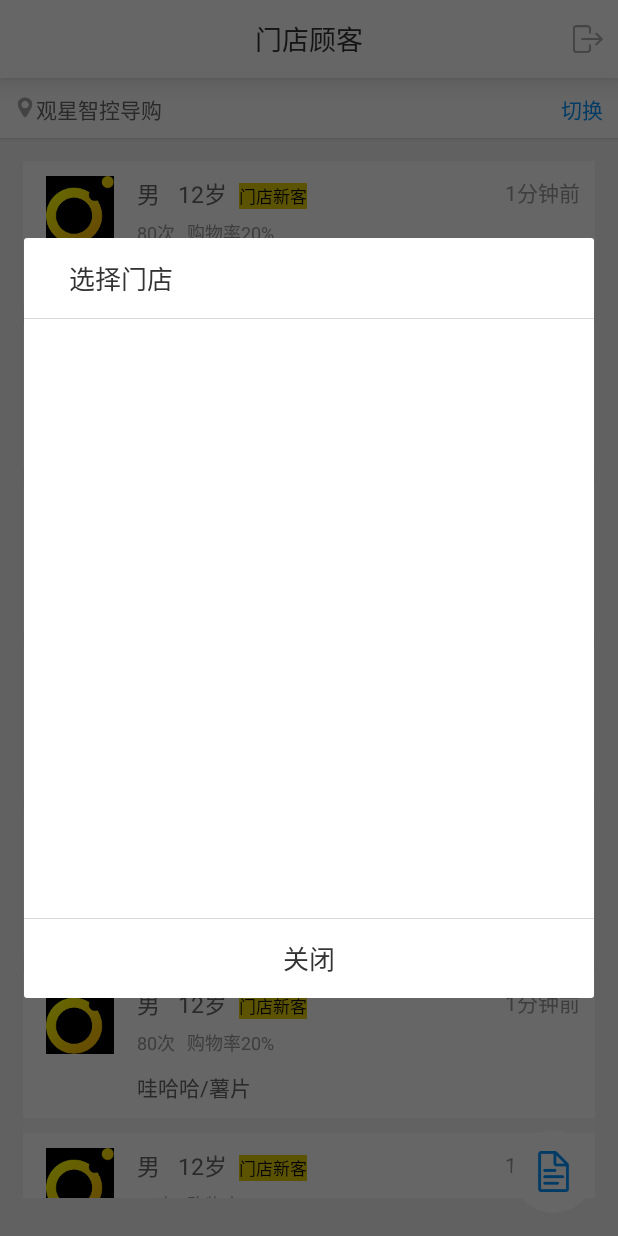
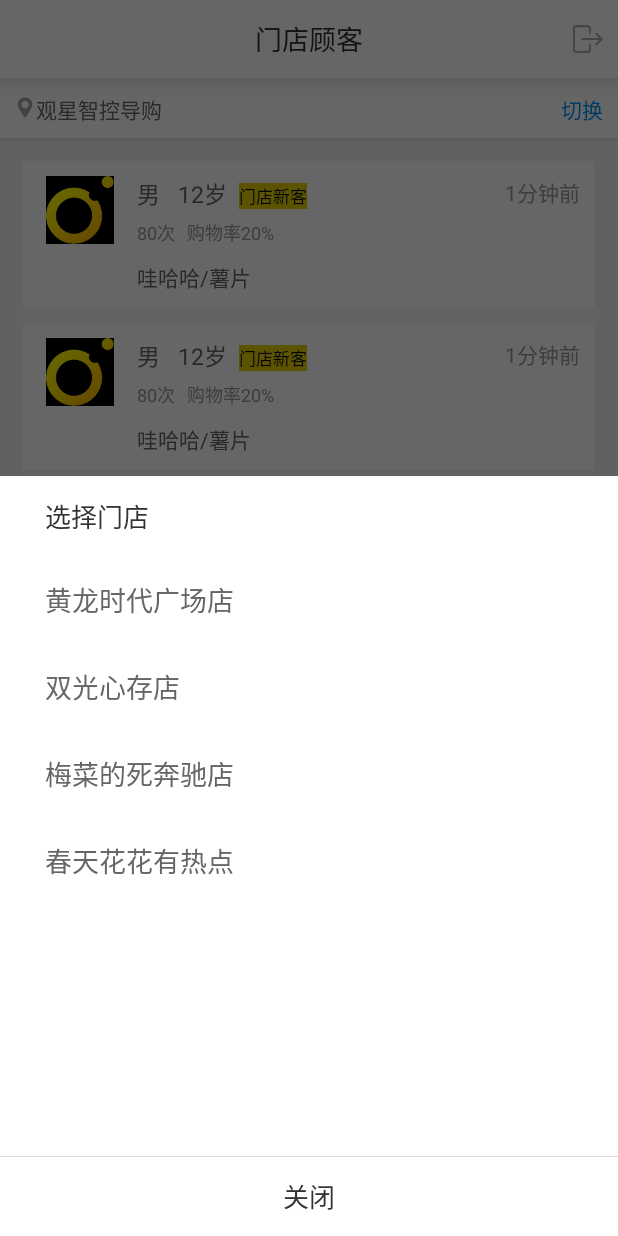
Before and after one commit to alicekahei/mfapp, an Android app: the ShopCustomerActivity screen opened directly, with no data from a screen before it, after a tap on "切换", on a phone screen of 412 x 824 dp. Run offline under Robolectric (Android 15) with nearby library versions, the phone set to English and light mode, and no system bars.

Commit message:
dialog不点击完成

```diff
--- a/app/src/main/java/com/first/test/ShopCustomerActivity.java
+++ b/app/src/main/java/com/first/test/ShopCustomerActivity.java
@@ -14,15 +14,21 @@ import android.widget.Toast;
 
 import com.first.test.fragment.CreateOrderActivity;
 import com.first.test.listview.ListAdapterCustomer;
-import com.first.test.widget.CustomDialog;
+import com.first.test.listview.MyListAdapter;
+
+import com.first.test.widget.CustomDialog2;
+
+import java.util.ArrayList;
+import java.util.List;
 
 public class ShopCustomerActivity extends AppCompatActivity {
 
     private ImageView mBtnExit;
-    private ListView mshopCustomer;
+    private ListView mshopCustomer,mLvShopName;
     private TextView mTvChange;
     private ImageView mIvCreateOrder;
 
+    private List<String> shopName = new ArrayList<>();
 
     @Override
     protected void onCreate(Bundle savedInstanceState) {
@@ -53,14 +59,40 @@ public class ShopCustomerActivity extends AppCompatActivity {
             }
         });
 
+
+
+        //数据放入
+        shopName.add("黄龙时代广场店");
+        shopName.add("双光心存店");
+        shopName.add("梅菜的死奔驰店");
+        shopName.add("春天花花有热点");
         //切换门店
         mTvChange = findViewById(R.id.tv_change);
         mTvChange.setOnClickListener(new View.OnClickListener() {
             @Override
             public void onClick(View view) {
-                CustomDialog customDialog = new CustomDialog(ShopCustomerActivity.this);
+                CustomDialog2 customDialog = new CustomDialog2(ShopCustomerActivity.this,R.style.MyCustDialog,shopName);
 
-                customDialog.show();
+                customDialog.setTitle("选择门店").setCancel("关闭", new CustomDialog2.IOnCancelListener() {
+                    @Override
+                    public void OnCancel(CustomDialog2 customDialog2) {
+
+                    }
+                }).show();
+
+
+
+
+
+
+//                mLvShopName.setOnItemClickListener(new AdapterView.OnItemClickListener() {
+//                    @Override
+//                    public void onItemClick(AdapterView<?> adapterView, View view, int i, long l) {
+//                        Toast.makeText(ShopCustomerActivity.this,"click"+shopName.get(i),Toast.LENGTH_SHORT).show();
+//
+//                    }
+//
+//                });
             }
         });
 
--- /dev/null
+++ b/app/src/main/java/com/first/test/widget/CustomDialog2.java
@@ -0,0 +1,113 @@
+package com.first.test.widget;
+
+import android.app.Dialog;
+import android.content.Context;
+import android.content.DialogInterface;
+import android.graphics.Point;
+import android.os.Bundle;
+import android.text.TextUtils;
+import android.view.Display;
+import android.view.Gravity;
+import android.view.View;
+import android.view.WindowManager;
+import android.widget.ListView;
+import android.widget.TextView;
+
+import com.first.test.R;
+import com.first.test.ShopCustomerActivity;
+import com.first.test.listview.MyListAdapter;
+
+import java.util.ArrayList;
+import java.util.List;
+
+public class CustomDialog2 extends Dialog implements View.OnClickListener {
+
+
+    private TextView mTvTitle,mTvCancel;
+    private ListView mLvShopList;
+    private IOnCancelListener cancelListener;
+    private List<String> shopName = new ArrayList<>();
+
+
+
+    public CustomDialog2 setTitle(String title) {
+        this.title = title;
+        return this;
+    }
+
+
+    public CustomDialog2 setCancel(String cancel,IOnCancelListener listener) {
+        this.cancel = cancel;
+        cancelListener = listener;
+
+        return this;
+    }
+
+    private String title,cancel;
+
+    public CustomDialog2(Context context,int themeResId,List<String> shopName) {
+        super(context,themeResId);
+        this.shopName = shopName;
+    }
+
+    public CustomDialog2(Context context, int themeResId) {
+        super(context, themeResId);
+    }
+
+//    protected CustomDialog2(Context context, boolean cancelable, OnCancelListener cancelListener) {
+//        super(context, cancelable, cancelListener);
+//    }
+
+    @Override
+    protected void onCreate(Bundle savedInstanceState) {
+        super.onCreate(savedInstanceState);
+        setContentView(R.layout.layout_custom_dialog);
+
+
+        mLvShopList = findViewById(R.id.lv_shop_list);
+        mLvShopList.setAdapter(new MyListAdapter(getContext(),shopName));
+
+
+        getWindow().setGravity(Gravity.BOTTOM); //显示在底部
+        //设置宽度
+        WindowManager m =getWindow().getWindowManager();
+        Display d = m.getDefaultDisplay();
+        WindowManager.LayoutParams p = getWindow().getAttributes();
+        Point size = new Point();
+        d.getSize(size);
+        p.width = size.x * 1;
+        getWindow().setAttributes(p);
+
+
+        mTvTitle =findViewById(R.id.tv_title);
+        mTvCancel = findViewById(R.id.tv_cancel);
+        mLvShopList = findViewById(R.id.lv_shop_list);
+
+        if (!TextUtils.isEmpty(title)){
+            mTvTitle.setText(title);
+        }
+        if (!TextUtils.isEmpty(cancel)){
+            mTvCancel.setText(cancel);
+        }
+
+        mTvCancel.setOnClickListener(this);
+    }
+
+    @Override
+    public void onClick(View view) {
+        switch (view.getId()){
+            case R.id.tv_cancel:
+                if (cancelListener!=null){
+                    cancelListener.OnCancel(this);
+                }
+                dismiss();
+            break;
+        }
+    }
+
+    public interface IOnCancelListener{
+        void OnCancel(CustomDialog2 customDialog2);
+
+
+    }
+}
--- a/app/src/main/res/layout/layout_custom_dialog.xml
+++ b/app/src/main/res/layout/layout_custom_dialog.xml
@@ -5,7 +5,7 @@
     android:background="@color/white">
 
     <TextView
-        android:id="@+id/tvchange"
+        android:id="@+id/tv_title"
         android:layout_width="match_parent"
         android:layout_height="wrap_content"
         android:text="@string/title_select_shop"
@@ -17,19 +17,20 @@
     <View
         android:layout_width="match_parent"
         android:layout_height="0.5sp"
-        android:layout_below="@+id/tvchange"
+        android:layout_below="@+id/tv_title"
         android:background="#dddada"></View>
     <ListView
-        android:id="@+id/lv_select_shop"
+        android:id="@+id/lv_shop_list"
         android:layout_width="match_parent"
         android:layout_height="400dp"
-        android:layout_below="@+id/tvchange"></ListView>
+        android:layout_below="@+id/tv_title"></ListView>
     <View
         android:layout_width="match_parent"
         android:layout_height="0.5sp"
-        android:layout_below="@+id/lv_select_shop"
+        android:layout_below="@+id/lv_shop_list"
         android:background="#dddada"></View>
     <TextView
+        android:id="@+id/tv_cancel"
         android:layout_width="match_parent"
         android:layout_height="wrap_content"
         android:text="关闭"
@@ -37,7 +38,7 @@
         android:textColor="#333"
         android:paddingTop="13dp"
         android:paddingBottom="13dp"
-        android:layout_below="@+id/lv_select_shop"
+        android:layout_below="@+id/lv_shop_list"
         android:gravity="center"/>
 
 </RelativeLayout>
--- a/app/src/main/res/values/styles.xml
+++ b/app/src/main/res/values/styles.xml
@@ -8,4 +8,20 @@
         <item name="colorAccent">@color/colorAccent</item>
     </style>
 
+    <style name="MyCustDialog" parent="Theme.AppCompat.Light.Dialog.Alert">
+        <item name="android:windowBackground">@android:color/transparent</item>
+        <item name="android:windowFrame">@null</item>
+        <item name="android:windowNoTitle">true</item>
+        <item name="android:windowIsFloating">true</item>
+        <item name="android:windowIsTranslucent">true</item>
+        <item name="android:windowContentOverlay">@null</item>
+        <item name="android:windowAnimationStyle">@android:style/Animation.Dialog</item>
+        <item name="android:windowFullscreen">true</item>
+        <item name="android:backgroundDimEnabled">true</item>
+
+
+
+    </style>
+
+
 </resources>
```
Also changed, not shown: app/src/main/java/com/first/test/SelectShopActivity.java (+7 -3 lines), app/src/main/java/com/first/test/fragment/CreateOrderActivity.java (+41 -2 lines), app/src/main/java/com/first/test/listview/MyListAdapter.java (+7 -8 lines), app/src/main/java/com/first/test/webceshi/WebCeShi.java (+2 -0 lines), app/src/main/java/com/first/test/webceshi/ceshi.java (added, +9 -0 lines), app/src/main/java/com/first/test/widget/CustomDialog.java (+28 -0 lines), app/src/main/res/drawable/shop_list.xml (added, +10 -0 lines).
